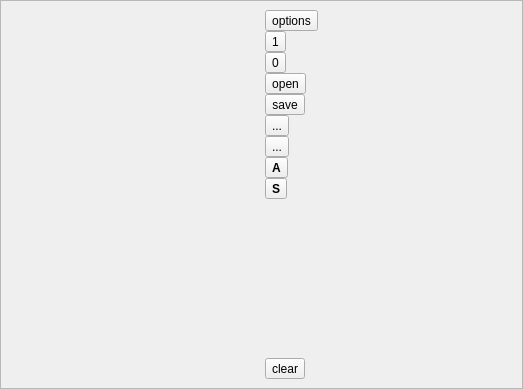
This is Qt/lib2/GrapherBox/src/grapherbox/ui/grapherbox.ui in RinatB2017/mega_GIT as Qt 5 draws it before an edit. The edited form follows.
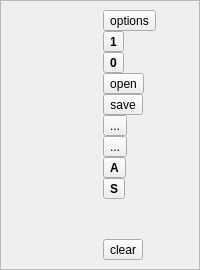
This is the edited form. Icons and pictures are not drawn. Custom widgets are drawn as their Qt base class.

What changed in the file:
```diff
--- a/Qt/lib2/GrapherBox/src/grapherbox/ui/grapherbox.ui
+++ b/Qt/lib2/GrapherBox/src/grapherbox/ui/grapherbox.ui
@@ -2,14 +2,6 @@
 <ui version="4.0">
  <class>GrapherBox</class>
  <widget class="QWidget" name="GrapherBox">
-  <property name="geometry">
-   <rect>
-    <x>0</x>
-    <y>0</y>
-    <width>523</width>
-    <height>389</height>
-   </rect>
-  </property>
   <layout class="QVBoxLayout" name="verticalLayout">
    <property name="spacing">
     <number>3</number>
@@ -75,6 +67,12 @@
          </item>
          <item>
           <widget class="QToolButton" name="btn_all_on">
+           <property name="font">
+            <font>
+             <weight>75</weight>
+             <bold>true</bold>
+            </font>
+           </property>
            <property name="text">
             <string>1</string>
            </property>
@@ -82,6 +80,12 @@
          </item>
          <item>
           <widget class="QToolButton" name="btn_all_off">
+           <property name="font">
+            <font>
+             <weight>75</weight>
+             <bold>true</bold>
+            </font>
+           </property>
            <property name="text">
             <string>0</string>
            </property>
```
